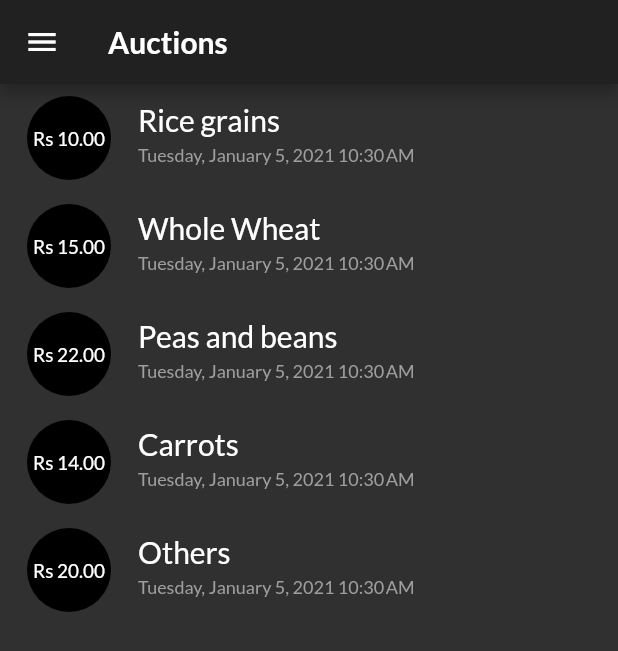
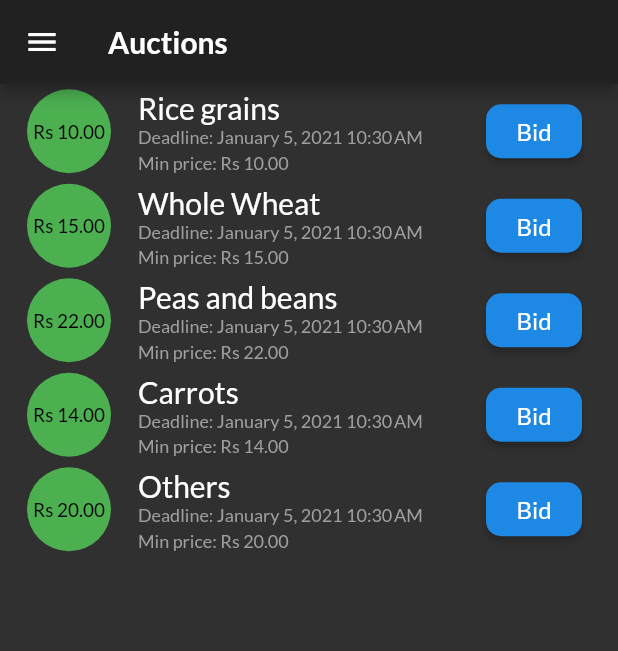
Before and after one commit to holadost/farmtotable, a Flutter app: the AuctionsOverviewScreen screen opened by its route, on a phone screen of 412 x 824 dp. Shown: the top 651 px of the screen. Run offline on Flutter 3.47's test engine with Material 2 defaults, Android fonts, the phone set to English and light mode, and no system bars.

Commit message:
Auctions screen is taking shape. It is beginning to look better. Need to now work on the item auction screen.

```diff
--- a/dart/farmtotable/frodo/lib/screens/auctions_overview_screen.dart
+++ b/dart/farmtotable/frodo/lib/screens/auctions_overview_screen.dart
@@ -18,48 +18,73 @@ class AuctionsOverviewScreen extends StatelessWidget {
         style: getAppBarTextStyle(),
       ),
     );
-    final body = Container(
-        child: ListView.builder(
+    final body = ListView.builder(
       itemBuilder: (ctx, ii) {
         return ListTile(
           onTap: () {
-            Navigator.of(ctx).pushNamed(
-                ItemAuctionScreen.routeName,
+            Navigator.of(ctx).pushNamed(ItemAuctionScreen.routeName,
                 arguments: auctions[ii]);
           },
           leading: CircleAvatar(
+            backgroundColor: Colors.green,
             radius: 30,
             child: Padding(
                 padding: const EdgeInsets.all(6.0),
                 child: FittedBox(
                   child: Text(
-                    "Rs " +
-                        auctions[ii]
-                            .minBid
-                            .toStringAsPrecision(4),
-                    style: TextStyle(fontSize: 20),
+                    "Rs " + auctions[ii].minBid.toStringAsPrecision(4),
+                    style: TextStyle(
+                        fontSize: 20, color: Colors.black, fontFamily: 'Lato'),
                   ),
                 )),
           ),
           title: Text(
             auctions[ii].itemName,
-            style: Theme.of(context).textTheme.title,
+            style: Theme.of(context).textTheme.headline6,
             textAlign: TextAlign.left,
           ),
-          subtitle: Text(
-            DateFormat.yMMMMEEEEd()
-                .add_jm()
-                .format(auctions[ii].auctionStartTime),
-            style: TextStyle(
-              fontSize: 12,
-              color: Colors.grey,
+          subtitle: Column(
+            crossAxisAlignment: CrossAxisAlignment.start,
+            children: [
+              Text(
+                'Deadline: ${DateFormat.yMMMMd()
+                    .add_jm()
+                    .format(auctions[ii].auctionStartTime)}',
+                style: TextStyle(
+                  fontSize: 12,
+                  color: Colors.grey,
+                ),
+                textAlign: TextAlign.left,
+              ),
+              SizedBox(
+                height: 3,
+              ),
+              Text(
+                'Min price: Rs ${auctions[ii].minBid.toStringAsPrecision(4)}',
+                style: TextStyle(
+                  fontSize: 12,
+                  color: Colors.grey,
+                ),
+                textAlign: TextAlign.left,
+              )
+            ],
+          ),
+          trailing: Container(
+            width: 80.0,
+            padding: const EdgeInsets.all(8.0),
+            child: RaisedButton(
+              shape: RoundedRectangleBorder(
+                  borderRadius: BorderRadius.circular(10.0)
+              ),
+              onPressed: () {},
+              child: Text(
+                "Bid", style: TextStyle(fontSize: 16),),
             ),
-            textAlign: TextAlign.left,
           ),
         );
       },
       itemCount: auctions.length,
-    ));
+    );
     return Scaffold(
       appBar: appBar,
       body: body,
```
Also changed, not shown: dart/farmtotable/frodo/lib/widgets/auctions_list_widget.dart (added).
